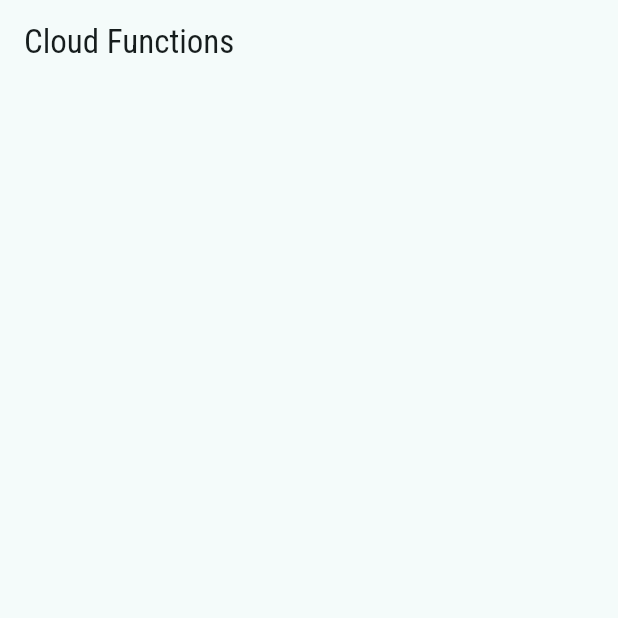
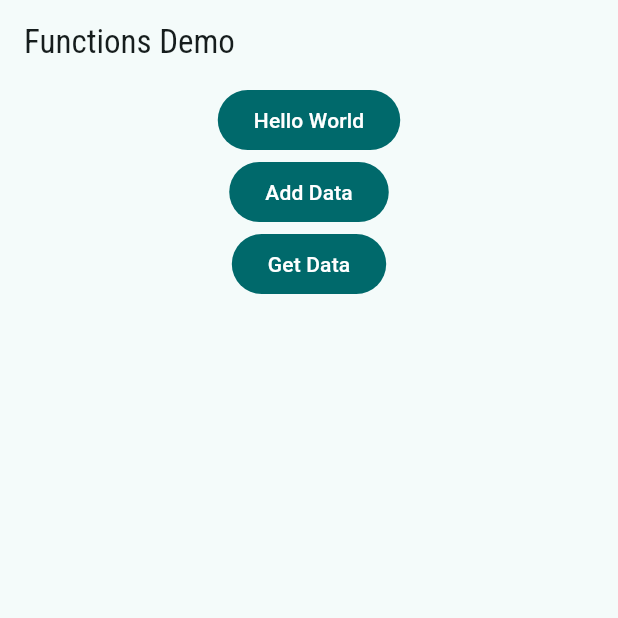
Before and after one commit to mehmetartun/CSEN268-S25, a Flutter app: the screen it shows after launch, on a phone screen of 412 x 824 dp, the top half of it. Run offline on Flutter 3.47's test engine with Material 3 defaults, Android fonts, the phone set to English and light mode, and no system bars; our stand-ins replace bloc, cloud_firestore, cloud_functions, firebase_core, firebase_messaging, flutter_bloc and 8 more; missing offline and left inert: file_saver, firebase_app_installations; accounts and stored records are empty.

```diff
--- a/lib/main.dart
+++ b/lib/main.dart
@@ -1,5 +1,7 @@
+import 'package:cloud_functions/cloud_functions.dart';
 import 'package:csen268_s25/pages/alert_page.dart';
 import 'package:csen268_s25/pages/db/db_page.dart';
+import 'package:csen268_s25/pages/functions_demo.dart';
 import 'package:csen268_s25/pages/future_builder_page.dart';
 import 'package:csen268_s25/pages/stream_builder_page.dart';
 import 'package:firebase_app_installations/firebase_app_installations.dart';
@@ -29,7 +31,8 @@ Future<void> _firebaseMessagingBackgroundHandler(RemoteMessage message) async {
 void main() async {
   WidgetsFlutterBinding.ensureInitialized();
   await Firebase.initializeApp(options: DefaultFirebaseOptions.currentPlatform);
-  print(await FirebaseInstallations.instance.getId());
+  // FirebaseFunctions.instance.useFunctionsEmulator('127.0.0.1', 5001);
+  FirebaseFunctions.instance.useFunctionsEmulator('localhost', 5001);
 
   final messaging = FirebaseMessaging.instance;
   final settings = await messaging.requestPermission(
@@ -116,7 +119,7 @@ class MyApp extends StatelessWidget {
                 highContrastDarkTheme: theme.darkHighContrast(),
                 highContrastTheme: theme.lightHighContrast(),
                 themeMode: themeState.themeMode,
-                home: GenericPage(title: "Cloud Functions"),
+                home: FunctionsDemoPage(),
               );
             },
           ),
--- /dev/null
+++ b/lib/pages/functions_demo.dart
@@ -0,0 +1,65 @@
+import 'package:cloud_functions/cloud_functions.dart';
+import 'package:flutter/material.dart';
+
+class FunctionsDemoPage extends StatefulWidget {
+  const FunctionsDemoPage({super.key});
+
+  @override
+  State<FunctionsDemoPage> createState() => _FunctionsDemoPageState();
+}
+
+class _FunctionsDemoPageState extends State<FunctionsDemoPage> {
+  void snack(String text) {
+    ScaffoldMessenger.of(context).hideCurrentSnackBar();
+    ScaffoldMessenger.of(context).showSnackBar(SnackBar(content: Text(text)));
+  }
+
+  final HttpsCallable helloWorldCall = FirebaseFunctions.instance.httpsCallable(
+    'helloWorldCall',
+  );
+  final HttpsCallable addDataCall = FirebaseFunctions.instance.httpsCallable(
+    'addData',
+  );
+  final HttpsCallable getDataCall = FirebaseFunctions.instance.httpsCallable(
+    'getData',
+  );
+  @override
+  Widget build(BuildContext context) {
+    return Scaffold(
+      appBar: AppBar(title: Text("Functions Demo")),
+      body: Center(
+        child: Column(
+          children: [
+            FilledButton(
+              child: Text("Hello World"),
+              onPressed: () async {
+                HttpsCallableResult result = await helloWorldCall.call({});
+                snack(result.data['message']);
+              },
+            ),
+            FilledButton(
+              child: Text("Add Data"),
+              onPressed: () async {
+                HttpsCallableResult result = await addDataCall.call({
+                  'collection': 'function_test',
+                  'map': {'firstName': 'John', 'lastName': 'Doe'},
+                });
+                snack(result.data['path']);
+              },
+            ),
+            FilledButton(
+              child: Text("Get Data"),
+              onPressed: () async {
+                HttpsCallableResult result = await getDataCall.call({
+                  'path': '/function_test/0juCItf1Xj1qm8e1z0cF',
+                  'map': {'firstName': 'John', 'lastName': 'Doe'},
+                });
+                snack(result.data['data']['firstName']);
+              },
+            ),
+          ],
+        ),
+      ),
+    );
+  }
+}
--- a/pubspec.yaml
+++ b/pubspec.yaml
@@ -52,6 +52,7 @@ dependencies:
   google_fonts: ^6.2.1
   shimmer: ^3.0.0
   intl: ^0.20.2
+  cloud_functions: ^5.5.0
 
 
 
```
Also changed, not shown: pubspec.lock, 4 other files.
